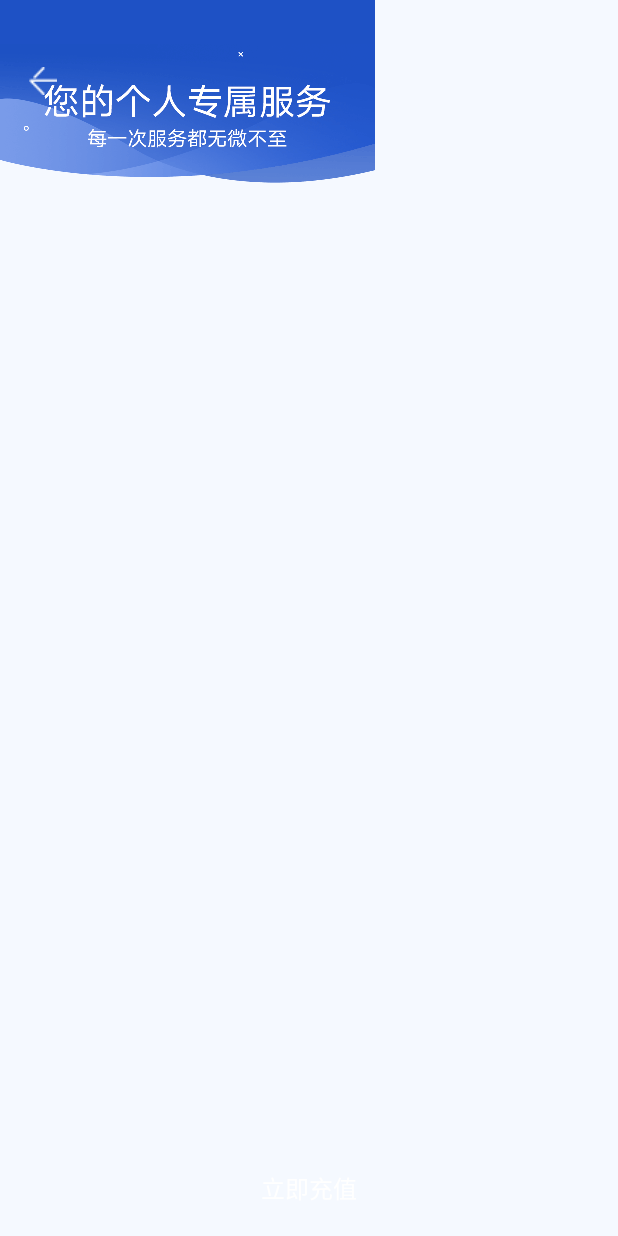
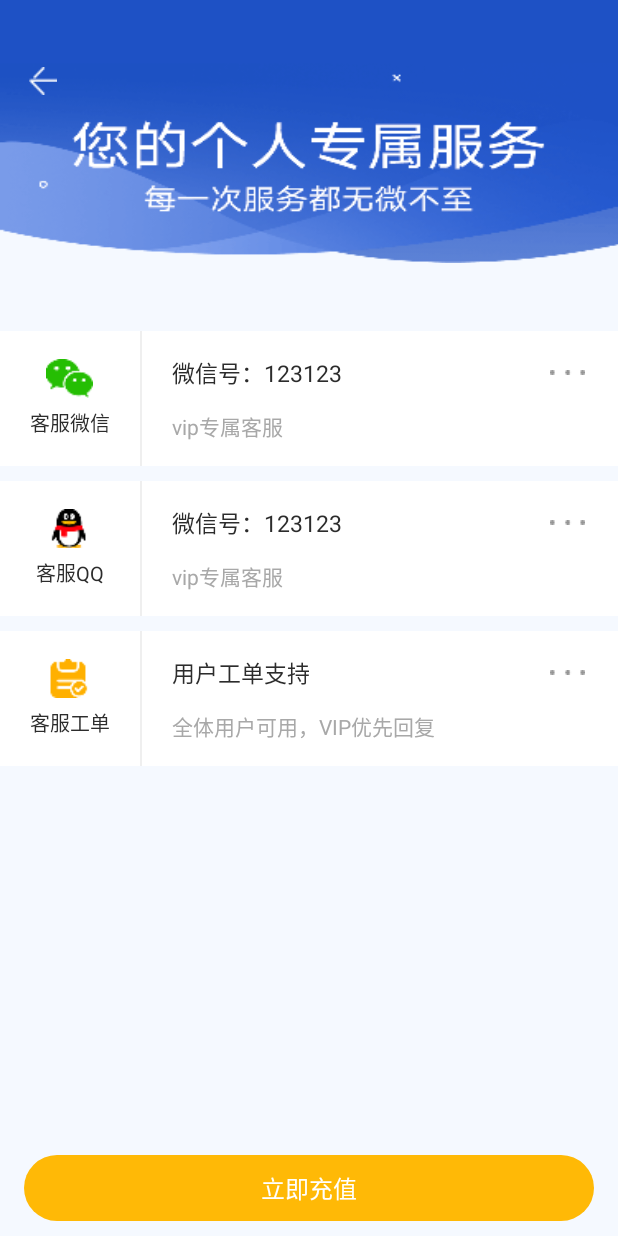
Before and after one commit to YangChengTeam/Mmrecover, an Android app: the ContactActivity screen opened directly, with no data from a screen before it, on a phone screen of 412 x 824 dp. Run offline under Robolectric (Android 15) with nearby library versions, the light colour scheme and no system bars; our stand-ins replace ButterKnife; libraries missing offline, so code that uses them is left out: com.alibaba.fastjson, com.kk.securityhttp, com.kk.utils, com.umeng.analytics, com.umeng.commonsdk; 1 statement that could not run was skipped.

Commit message:
我的、客服、关于我们界面layout完善

```diff
--- a/app/src/main/AndroidManifest.xml
+++ b/app/src/main/AndroidManifest.xml
@@ -15,6 +15,7 @@
     <uses-permission android:name="android.permission.REQUEST_INSTALL_PACKAGES"></uses-permission>
 
     <application
+        android:name=".App"
         android:allowBackup="true"
         android:icon="@mipmap/ic_launcher"
         android:label="@string/app_name"
--- a/app/src/main/java/com/yc/mmrecover/controller/activitys/ContactActivity.java
+++ b/app/src/main/java/com/yc/mmrecover/controller/activitys/ContactActivity.java
@@ -1,12 +1,47 @@
 package com.yc.mmrecover.controller.activitys;
 
+import android.content.Intent;
+import android.view.LayoutInflater;
+import android.view.View;
+import android.widget.ImageView;
+import android.widget.LinearLayout;
+import android.widget.TextView;
+
 import com.yc.mmrecover.R;
+import com.yc.mmrecover.util.BackgroundShape;
+
+import butterknife.BindView;
+import butterknife.OnClick;
 
 /**
  * 客服
  */
 
 public class ContactActivity extends BaseActivity {
+
+    @BindView(R.id.tv_pay)
+     TextView tvPay;
+    @BindView(R.id.ll_contact)
+     LinearLayout llContact;
+
+    private View gdView, qqView, wxView;
+
+
+    @OnClick({R.id.im_back, R.id.tv_pay})
+    void onViewClick(View view) {
+        switch (view.getId()) {
+            case R.id.im_back:
+                finish();
+                break;
+            case R.id.tv_pay:
+                Intent intent = new Intent(ContactActivity.this, PayActivity.class);
+                intent.putExtra("sta_type", 7001);  //TODO  sta_type?
+                startActivity(intent);
+                break;
+        }
+    }
+
+
     @Override
     protected int getLayoutId() {
         return R.layout.activity_contact;
@@ -14,6 +49,38 @@ public class ContactActivity extends BaseActivity {
 
     @Override
     protected void initViews() {
+        tvPay.setBackgroundDrawable(new BackgroundShape(this, 25, R.color.yellow_btn));
+
+        this.wxView = getCustomerButton("客服微信", R.mipmap.customer_wx);
+        llContact.addView(this.wxView);
+        this.qqView = getCustomerButton("客服QQ", R.mipmap.customer_qq);
+        llContact.addView(this.qqView);
+        this.gdView = getCustomerButton("客服工单", R.mipmap.customer_gd);
+        llContact.addView(this.gdView);
+        ((TextView) this.gdView.findViewById(R.id.tv_title)).setText("用户工单支持");
+        ((TextView) this.gdView.findViewById(R.id.tv_content)).setText("全体用户可用，VIP优先回复");
+        this.gdView.setOnClickListener(new View.OnClickListener() {
+            public void onClick(View view) {
+                Intent intent = new Intent(ContactActivity.this, WebActivity.class);
+                intent.putExtra("web_title", "意见反馈");
+                StringBuilder stringBuilder = new StringBuilder();
+                stringBuilder.append("http://wxapp.leshu.com/home/enquiry?device_id=");
+                String deviceId = "2";
+//                stringBuilder.append(Func.getMachineCode(ContactActivity.this)); //TODO
+                stringBuilder.append(deviceId); //TODO
+                intent.putExtra("web_url", stringBuilder.toString());
+                ContactActivity.this.startActivity(intent);
+            }
+        });
+
 
     }
+
+    private View getCustomerButton(String str, int i) {
+        View inflate = LayoutInflater.from(this).inflate(R.layout.item_customer, null);
+        ((TextView) inflate.findViewById(R.id.tv_name)).setText(str);
+        ((ImageView) inflate.findViewById(R.id.im_icon)).setImageDrawable(getResources().getDrawable(i));
+        return inflate;
+    }
+
 }
--- a/app/src/main/java/com/yc/mmrecover/controller/activitys/SplashActivity.java
+++ b/app/src/main/java/com/yc/mmrecover/controller/activitys/SplashActivity.java
@@ -21,8 +21,8 @@ public class SplashActivity extends BaseActivity {
 
     @Override
     protected void initViews() {
-        VUiKit.postDelayed(2000, () -> {
-            startActivity(new Intent(SplashActivity.this, MainActivity.class));
+        VUiKit.postDelayed(900, () -> {
+            startActivity(new Intent(SplashActivity.this, ContactActivity.class));
             finish();
         });
     }
--- /dev/null
+++ b/app/src/main/java/com/yc/mmrecover/util/BackgroundShape.java
@@ -0,0 +1,24 @@
+package com.yc.mmrecover.util;
+
+import android.content.Context;
+import android.graphics.drawable.GradientDrawable;
+
+import androidx.core.content.ContextCompat;
+
+
+/**
+ * Created by caokun on 2019/11/12 11:34.
+ */
+
+public class BackgroundShape  extends GradientDrawable {
+    public BackgroundShape(Context context, int i, int i2) {
+        setCornerRadius((float) D.getDp((float) i));
+        setColor(ContextCompat.getColor(context, i2));
+    }
+
+    public BackgroundShape(Context context, int i, int i2, int i3, int i4) {
+        setCornerRadius((float) D.getDp((float) i));
+        setColor(ContextCompat.getColor(context, i2));
+        setStroke(D.getDp((float) i3), ContextCompat.getColor(context, i4));
+    }
+}
--- a/app/src/main/res/layout/activity_contact.xml
+++ b/app/src/main/res/layout/activity_contact.xml
@@ -13,8 +13,8 @@
 
         <ImageView
             android:layout_width="fill_parent"
-            android:layout_height="wrap_content"
-            android:scaleType="fitStart"
+            android:layout_height="175dp"
+            android:scaleType="fitXY"
             android:src="@mipmap/customer_bk" />
 
         <LinearLayout
@@ -42,6 +42,7 @@
         android:layout_width="fill_parent"
         android:layout_height="wrap_content"
         android:layout_below="@id/rl_top"
+        android:layout_marginTop="45dp"
         android:orientation="vertical" />
 
     <TextView
--- a/app/src/main/res/layout/activity_pay.xml
+++ b/app/src/main/res/layout/activity_pay.xml
@@ -33,7 +33,7 @@
                 android:scaleType="fitXY"
                 android:src="@mipmap/pay_broad" />
 
-            <com.yc.mmrecover.controller.view.wdiget.VTextView
+            <com.yc.mmrecover.view.wdiget.VTextView
                 android:id="@id/tv_broadcast"
                 android:layout_width="wrap_content"
                 android:layout_height="wrap_content"
--- /dev/null
+++ b/app/src/main/res/layout/item_customer.xml
@@ -0,0 +1,89 @@
+<?xml version="1.0" encoding="utf-8"?>
+<LinearLayout xmlns:android="http://schemas.android.com/apk/res/android"
+    android:layout_width="fill_parent"
+    android:layout_height="wrap_content"
+    android:background="@color/gray_bk"
+    android:orientation="vertical">
+
+    <LinearLayout
+        android:layout_width="fill_parent"
+        android:layout_height="90.0dip"
+        android:background="@color/white"
+        android:orientation="horizontal">
+
+        <LinearLayout
+            android:layout_width="93.0dip"
+            android:layout_height="fill_parent"
+            android:gravity="center"
+            android:orientation="vertical">
+
+            <ImageView
+                android:id="@id/im_icon"
+                android:layout_width="31.0dip"
+                android:layout_height="26.0dip"
+                android:scaleType="fitXY"
+                android:src="@mipmap/customer_wx" />
+
+            <TextView
+                android:id="@id/tv_name"
+                android:layout_width="wrap_content"
+                android:layout_height="wrap_content"
+                android:layout_marginTop="6.0dip"
+                android:text="客服微信"
+                android:textColor="@color/black_word"
+                android:textSize="13.0sp" />
+        </LinearLayout>
+
+        <View
+            android:layout_width="1.0dip"
+            android:layout_height="fill_parent"
+            android:background="@color/gray_line" />
+
+        <RelativeLayout
+            android:layout_width="0.0dip"
+            android:layout_height="fill_parent"
+            android:layout_weight="1.0">
+
+            <LinearLayout
+                android:layout_width="wrap_content"
+                android:layout_height="wrap_content"
+                android:layout_centerVertical="true"
+                android:layout_marginLeft="20.0dip"
+                android:orientation="vertical">
+
+                <TextView
+                    android:id="@id/tv_title"
+                    android:layout_width="wrap_content"
+                    android:layout_height="wrap_content"
+                    android:text="微信号：123123"
+                    android:textColor="@color/black_word"
+                    android:textSize="15.0sp" />
+
+                <TextView
+                    android:id="@id/tv_content"
+                    android:layout_width="wrap_content"
+                    android:layout_height="wrap_content"
+                    android:layout_marginTop="13.0dip"
+                    android:text="vip专属客服"
+                    android:textColor="@color/gray_word2"
+                    android:textSize="14.0sp" />
+            </LinearLayout>
+        </RelativeLayout>
+
+        <ImageView
+            android:layout_width="23.0dip"
+            android:layout_height="3.0dip"
+            android:layout_marginTop="26.0dip"
+            android:scaleType="fitXY"
+            android:src="@mipmap/customer_dot" />
+
+        <View
+            android:layout_width="22.0dip"
+            android:layout_height="1.0dip" />
+    </LinearLayout>
+
+    <View
+        android:layout_width="fill_parent"
+        android:layout_height="10.0dip"
+        android:background="@color/gray_bk" />
+</LinearLayout>
```
Also changed, not shown: app/src/main/java/com/yc/mmrecover/controller/activitys/AboutUsActivity.java (+23 -1 lines), app/src/main/java/com/yc/mmrecover/controller/activitys/MyActivity.java (+61 -0 lines), app/src/main/java/com/yc/mmrecover/controller/activitys/WebActivity.java (added, +101 -0 lines), app/src/main/java/com/yc/mmrecover/util/D.java (added, +23 -0 lines), app/src/main/res/layout/activity_web.xml (added, +26 -0 lines).
